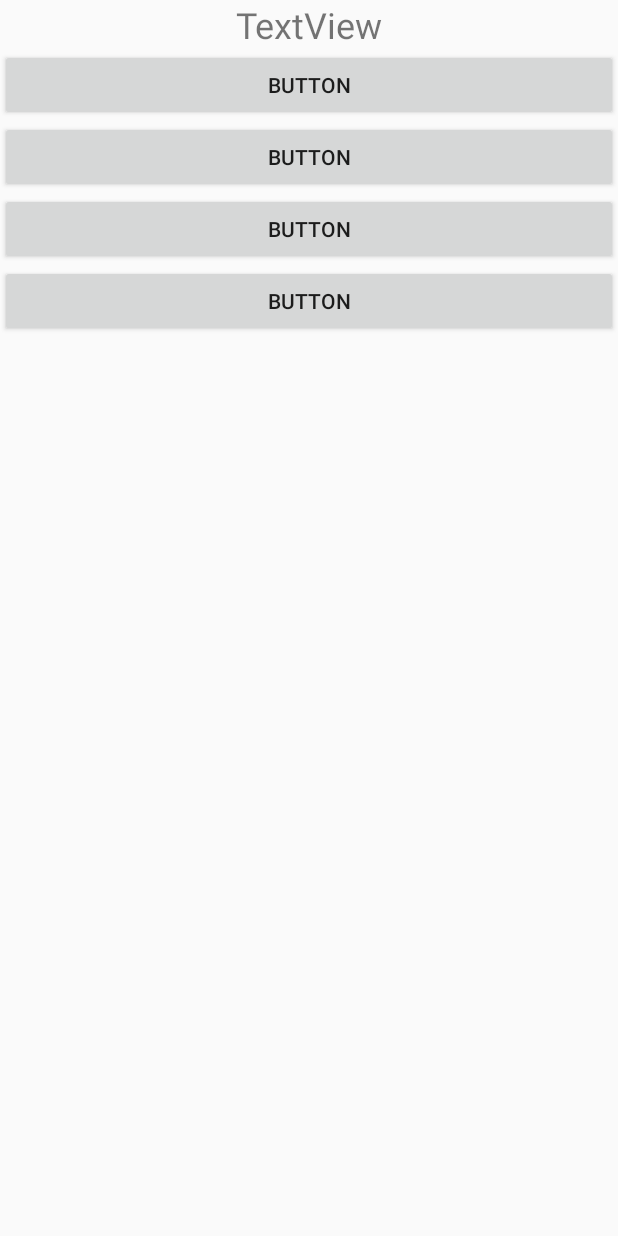
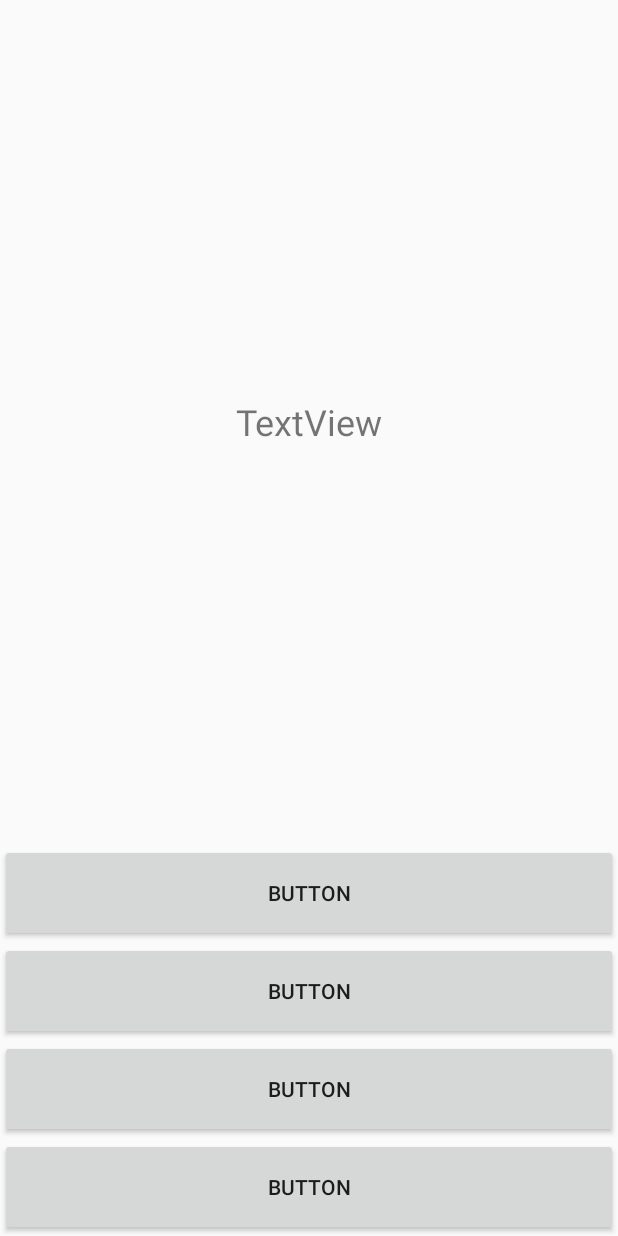
Before and after one commit to valental/AndroidQuiz, an Android app: the layout activity_question_select.xml on its own in the app's theme, with its tools: preview values and no code run, on a phone screen of 412 x 824 dp. Run offline under Robolectric (Android 15) with nearby library versions, the phone set to English and light mode, and no system bars.

```diff
--- a/Quiz/app/src/main/res/layout-land/activity_question_select.xml
+++ b/Quiz/app/src/main/res/layout-land/activity_question_select.xml
@@ -8,29 +8,32 @@
         android:id="@+id/textView"
         android:layout_width="match_parent"
         android:layout_height="wrap_content"
+        android:layout_weight="1"
+        android:gravity="center"
+        android:layout_margin="20dp"
         android:text="TextView"
         android:textAlignment="center"
         android:textSize="24sp"
-        android:layout_weight="0.34" />
+        />
 
     <TableLayout
         android:layout_width="match_parent"
-        android:layout_height="178dp"
-        android:layout_weight="0.27">
+        android:layout_height="wrap_content"
+       >
 
         <TableRow>
 
             <Button
                 android:id="@+id/button"
                 android:layout_width="wrap_content"
-                android:layout_height="wrap_content"
+                android:layout_height="65dp"
                 android:layout_weight="1"
                 android:text="Button" />
 
             <Button
                 android:id="@+id/button2"
                 android:layout_width="wrap_content"
-                android:layout_height="wrap_content"
+                android:layout_height="65dp"
                 android:layout_weight="1"
                 android:text="Button" />
         </TableRow>
@@ -40,14 +43,14 @@
             <Button
                 android:id="@+id/button3"
                 android:layout_width="match_parent"
-                android:layout_height="wrap_content"
+                android:layout_height="65dp"
                 android:layout_weight="1"
                 android:text="Button" />
 
             <Button
                 android:id="@+id/button4"
                 android:layout_width="match_parent"
-                android:layout_height="wrap_content"
+                android:layout_height="65dp"
                 android:layout_weight="1"
                 android:text="Button" />
         </TableRow>
--- a/Quiz/app/src/main/res/layout/activity_question_select.xml
+++ b/Quiz/app/src/main/res/layout/activity_question_select.xml
@@ -7,6 +7,9 @@
         android:id="@+id/textView"
         android:layout_width="match_parent"
         android:layout_height="wrap_content"
+        android:layout_weight="1"
+        android:gravity="center"
+        android:layout_margin="20dp"
         android:text="TextView"
         android:textAlignment="center"
         android:textSize="24sp" />
@@ -14,24 +17,24 @@
     <Button
         android:id="@+id/button"
         android:layout_width="match_parent"
-        android:layout_height="wrap_content"
+        android:layout_height="65dp"
         android:text="Button" />
 
     <Button
         android:id="@+id/button2"
         android:layout_width="match_parent"
-        android:layout_height="wrap_content"
+        android:layout_height="65dp"
         android:text="Button" />
 
     <Button
         android:id="@+id/button3"
         android:layout_width="match_parent"
-        android:layout_height="wrap_content"
+        android:layout_height="65dp"
         android:text="Button" />
 
     <Button
         android:id="@+id/button4"
         android:layout_width="match_parent"
-        android:layout_height="wrap_content"
+        android:layout_height="65dp"
         android:text="Button" />
 </LinearLayout>
```
Also changed, not shown: Quiz/app/src/main/java/hr/math/quiz/QuestionInputActivity.java (added, +13 -0 lines), Quiz/app/src/main/res/layout/activity_question_input.xml (added, +9 -0 lines), Quiz/app/src/main/java/hr/math/quiz/MainActivity.java (line endings or trailing spaces).
